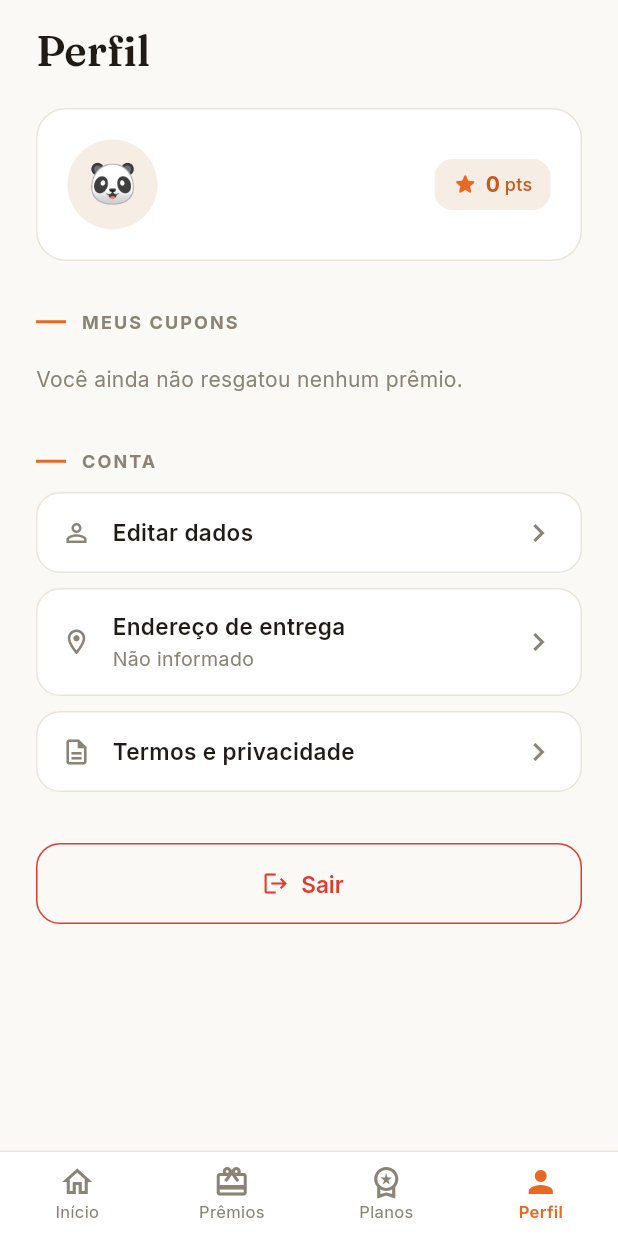
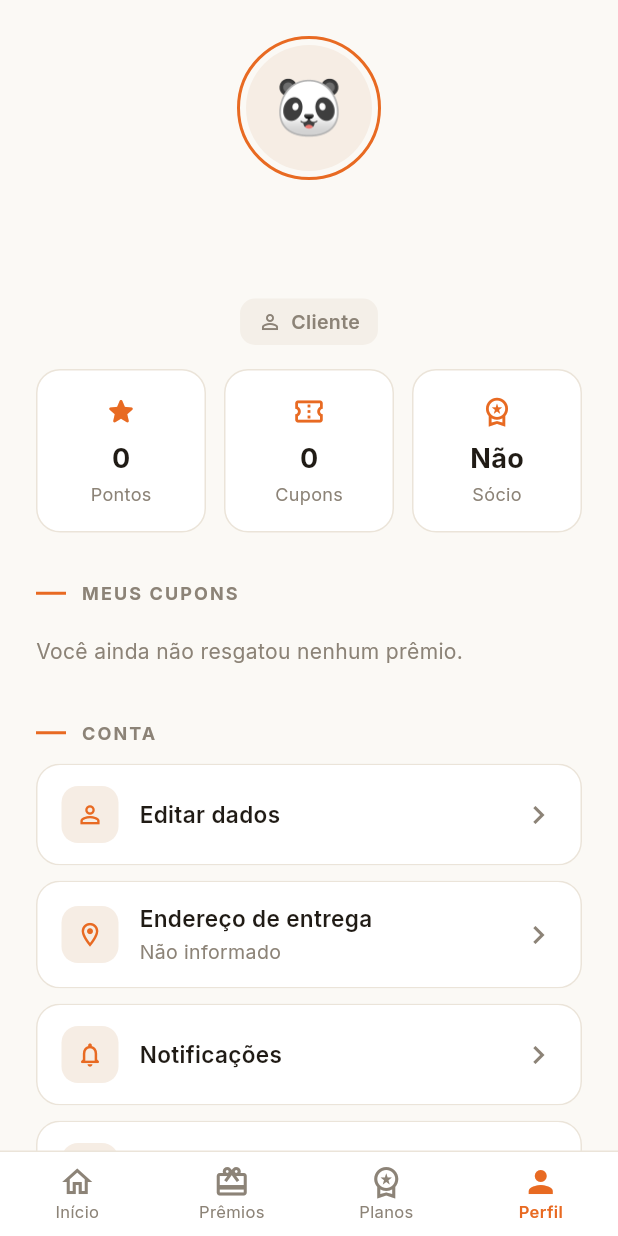
Before and after one commit to felipedelyra-arch/clubepanda, a Flutter app: the ProfileScreen screen opened by its route, on a phone screen of 412 x 824 dp. Run offline on Flutter 3.47's test engine with Material 3 defaults, Android fonts, the phone set to English and light mode, and no system bars; our stand-ins replace cloud_firestore, cloud_functions, firebase_auth, firebase_core, firebase_messaging, flutter_riverpod and 3 more; accounts and stored records are empty.

Commit message:
design(app): Perfil mais rico — avatar em destaque, stats e menu com ícones
- header centralizado: avatar com anel laranja, nome, e-mail, chip de status
- linha de estatísticas (Pontos / Cupons / Sócio)
- tiles de conta com ícone em tile suave; rodapé de marca

Co-Authored-By: Claude Opus 4.8 <noreply@anthropic.com>

```diff
--- a/app/lib/features/profile/profile_screen.dart
+++ b/app/lib/features/profile/profile_screen.dart
@@ -15,6 +15,8 @@ class ProfileScreen extends ConsumerWidget {
   Widget build(BuildContext context, WidgetRef ref) {
     final user = ref.watch(currentUserProvider);
     final redemptions = ref.watch(redemptionsProvider);
+    final isSub = ref.watch(isSubscriberProvider);
+    final cupons = redemptions.value ?? const [];
 
     return Scaffold(
       body: SafeArea(
@@ -24,12 +26,15 @@ class ProfileScreen extends ConsumerWidget {
           data: (u) {
             if (u == null) return const EmptyView(mensagem: 'Sem dados.');
             return ListView(
-              padding: const EdgeInsets.fromLTRB(24, 16, 24, 32),
+              padding: const EdgeInsets.fromLTRB(24, 24, 24, 32),
               children: [
-                Text('Perfil',
-                    style: Theme.of(context).textTheme.headlineMedium),
-                const SizedBox(height: 20),
-                _Header(user: u),
+                _Header(user: u, isSub: isSub),
+                const SizedBox(height: 16),
+                _StatsRow(
+                  pontos: u.pontos,
+                  cupons: cupons.length,
+                  socio: isSub,
+                ),
                 const SizedBox(height: 32),
                 const SectionLabel('Meus cupons'),
                 const SizedBox(height: 12),
@@ -39,7 +44,7 @@ class ProfileScreen extends ConsumerWidget {
                   error: (_, _) => const Text('Erro ao carregar cupons.'),
                   data: (list) {
                     if (list.isEmpty) {
-                      return _VazioLinha(
+                      return const _VazioLinha(
                           texto: 'Você ainda não resgatou nenhum prêmio.');
                     }
                     return Column(
@@ -58,19 +63,20 @@ class ProfileScreen extends ConsumerWidget {
                 _MenuTile(
                     icone: Icons.person_outline,
                     titulo: 'Editar dados',
-                  onTap: () {},
-                ),
+                    onTap: () {}),
                 _MenuTile(
                     icone: Icons.location_on_outlined,
                     titulo: 'Endereço de entrega',
                     subtitulo: u.endereco ?? 'Não informado',
-                  onTap: () {},
-                ),
+                    onTap: () {}),
+                _MenuTile(
+                    icone: Icons.notifications_none_rounded,
+                    titulo: 'Notificações',
+                    onTap: () {}),
                 _MenuTile(
                     icone: Icons.description_outlined,
                     titulo: 'Termos e privacidade',
-                  onTap: () {},
-                ),
+                    onTap: () {}),
                 const SizedBox(height: 24),
                 OutlinedButton.icon(
                   onPressed: () {
@@ -87,6 +93,12 @@ class ProfileScreen extends ConsumerWidget {
                     side: const BorderSide(color: PandaColors.vermelhoAcento),
                   ),
                 ),
+                const SizedBox(height: 16),
+                const Center(
+                  child: Text('Clube Panda · Tio Panda',
+                      style: TextStyle(
+                          color: PandaColors.cinzaTexto, fontSize: 12)),
+                ),
               ],
             );
           },
@@ -96,52 +108,130 @@ class ProfileScreen extends ConsumerWidget {
   }
 }
 
+/// Cabeçalho — avatar grande, nome, e-mail, status de sócio.
 class _Header extends StatelessWidget {
-  const _Header({required this.user});
+  const _Header({required this.user, required this.isSub});
   final AppUser user;
+  final bool isSub;
+
+  @override
+  Widget build(BuildContext context) {
+    return Column(
+      children: [
+        Container(
+          padding: const EdgeInsets.all(4),
+          decoration: BoxDecoration(
+            shape: BoxShape.circle,
+            border: Border.all(color: PandaColors.laranja, width: 2),
+          ),
+          child: CircleAvatar(
+            radius: 42,
+            backgroundColor: PandaColors.laranjaSuave,
+            backgroundImage:
+                user.fotoUrl != null ? NetworkImage(user.fotoUrl!) : null,
+            child: user.fotoUrl == null
+                ? const Text('🐼', style: TextStyle(fontSize: 36))
+                : null,
+          ),
+        ),
+        const SizedBox(height: 14),
+        Text(user.nome,
+            style: Theme.of(context).textTheme.headlineSmall,
+            textAlign: TextAlign.center),
+        const SizedBox(height: 2),
+        Text(user.email,
+            style: const TextStyle(color: PandaColors.cinzaTexto)),
+        const SizedBox(height: 12),
+        Container(
+          padding: const EdgeInsets.symmetric(horizontal: 12, vertical: 6),
+          decoration: BoxDecoration(
+            color: isSub
+                ? PandaColors.verdeSucesso.withValues(alpha: 0.12)
+                : PandaColors.cinzaClaro,
+            borderRadius: BorderRadius.circular(10),
+          ),
+          child: Row(
+            mainAxisSize: MainAxisSize.min,
+            children: [
+              Icon(isSub ? Icons.verified_rounded : Icons.person_outline,
+                  size: 16,
+                  color:
+                      isSub ? PandaColors.verdeSucesso : PandaColors.cinzaTexto),
+              const SizedBox(width: 6),
+              Text(isSub ? 'Sócio do Clube' : 'Cliente',
+                  style: TextStyle(
+                      color: isSub
+                          ? PandaColors.verdeSucesso
+                          : PandaColors.cinzaTexto,
+                      fontWeight: FontWeight.w600,
+                      fontSize: 13)),
+            ],
+          ),
+        ),
+      ],
+    );
+  }
+}
+
+/// Linha de estatísticas: pontos, cupons, plano.
+class _StatsRow extends StatelessWidget {
+  const _StatsRow(
+      {required this.pontos, required this.cupons, required this.socio});
+  final int pontos;
+  final int cupons;
+  final bool socio;
+
+  @override
+  Widget build(BuildContext context) {
+    return Row(
+      children: [
+        _Stat(valor: '$pontos', label: 'Pontos', icone: Icons.star_rounded),
+        const SizedBox(width: 12),
+        _Stat(
+            valor: '$cupons',
+            label: 'Cupons',
+            icone: Icons.confirmation_number_outlined),
+        const SizedBox(width: 12),
+        _Stat(
+            valor: socio ? 'Sim' : 'Não',
+            label: 'Sócio',
+            icone: Icons.workspace_premium_outlined),
+      ],
+    );
+  }
+}
+
+class _Stat extends StatelessWidget {
+  const _Stat({required this.valor, required this.label, required this.icone});
+  final String valor;
+  final String label;
+  final IconData icone;
 
   @override
   Widget build(BuildContext context) {
     final isDark = Theme.of(context).brightness == Brightness.dark;
-    return Container(
-      padding: const EdgeInsets.all(20),
+    return Expanded(
+      child: Container(
+        padding: const EdgeInsets.symmetric(vertical: 16),
         decoration: BoxDecoration(
           color: isDark ? PandaColors.cardDark : PandaColors.branco,
-        borderRadius: BorderRadius.circular(20),
+          borderRadius: BorderRadius.circular(16),
           border: Border.all(
               color: isDark ? PandaColors.hairlineDark : PandaColors.hairline),
         ),
-      child: Row(
+        child: Column(
           children: [
-          CircleAvatar(
-            radius: 30,
-            backgroundColor: PandaColors.laranjaSuave,
-            backgroundImage:
-                user.fotoUrl != null ? NetworkImage(user.fotoUrl!) : null,
-            child: user.fotoUrl == null
-                ? const Text('🐼', style: TextStyle(fontSize: 26))
-                : null,
-          ),
-          const SizedBox(width: 16),
-          Expanded(
-            child: Column(
-              crossAxisAlignment: CrossAxisAlignment.start,
-              children: [
-                Text(user.nome,
-                    maxLines: 1,
-                    overflow: TextOverflow.ellipsis,
-                    style: Theme.of(context).textTheme.titleLarge),
+            Icon(icone, color: PandaColors.laranja, size: 22),
+            const SizedBox(height: 8),
+            Text(valor,
+                style: const TextStyle(
+                    fontSize: 18, fontWeight: FontWeight.w700)),
             const SizedBox(height: 2),
-                Text(user.email,
-                    maxLines: 1,
-                    overflow: TextOverflow.ellipsis,
-                    style: const TextStyle(color: PandaColors.cinzaTexto)),
+            Text(label,
+                style: const TextStyle(
+                    color: PandaColors.cinzaTexto, fontSize: 12)),
           ],
         ),
-          ),
-          const SizedBox(width: 8),
-          PointsBadge(pontos: user.pontos),
-        ],
       ),
     );
   }
@@ -181,7 +271,15 @@ class _MenuTile extends StatelessWidget {
             padding: const EdgeInsets.symmetric(horizontal: 16, vertical: 14),
             child: Row(
               children: [
-                Icon(icone, size: 20, color: PandaColors.cinzaTexto),
+                Container(
+                  width: 38,
+                  height: 38,
+                  decoration: BoxDecoration(
+                    color: PandaColors.laranjaSuave,
+                    borderRadius: BorderRadius.circular(11),
+                  ),
+                  child: Icon(icone, size: 19, color: PandaColors.laranja),
+                ),
                 const SizedBox(width: 14),
                 Expanded(
                   child: Column(
@@ -293,8 +391,7 @@ class _VazioLinha extends StatelessWidget {
   Widget build(BuildContext context) {
     return Padding(
       padding: const EdgeInsets.symmetric(vertical: 8),
-      child: Text(texto,
-          style: const TextStyle(color: PandaColors.cinzaTexto)),
+      child: Text(texto, style: const TextStyle(color: PandaColors.cinzaTexto)),
     );
   }
 }
```
Lines whose indentation alone changed are shown as unchanged.
